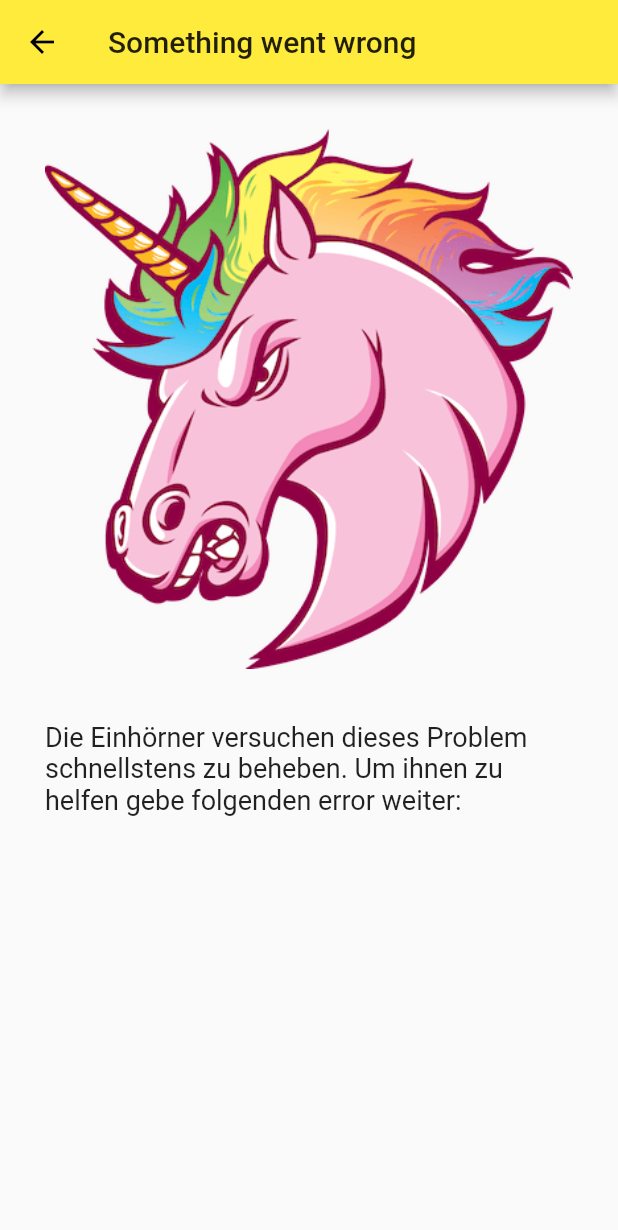
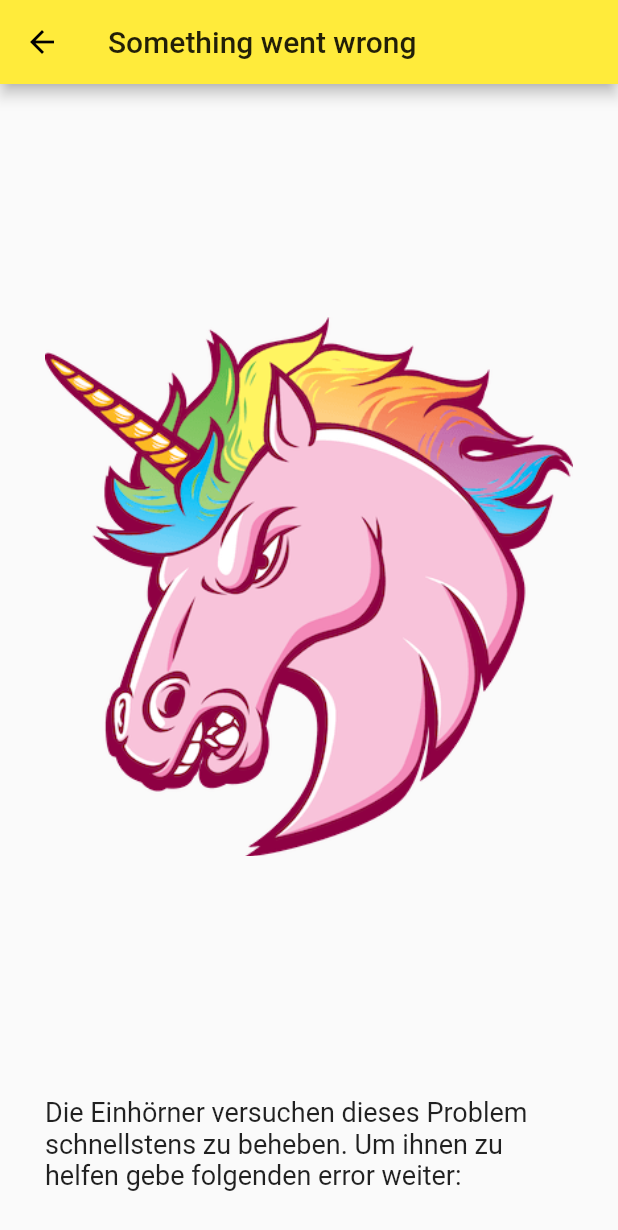
Before and after one commit to Leptopoda/bierverkostung, a Flutter app: the SomethingWentWrong screen opened directly with empty values, on a phone screen of 412 x 824 dp. Shown: the top 1230 px of the screen. Run offline on Flutter 3.47's test engine with Material 2 defaults, Android fonts, the phone set to English and light mode, and no system bars; our stand-ins replace cloud_firestore, firebase_auth, firebase_core; accounts and stored records are empty; generated files the repository leaves out were written again.

Commit message:
fix clipping

```diff
--- a/lib/shared/error_page.dart
+++ b/lib/shared/error_page.dart
@@ -19,7 +19,9 @@ class SomethingWentWrong extends StatelessWidget {
         child: Center(
           child: Column(
             children: <Widget>[
-              Image.asset('assets/error.png'),
+              Expanded(
+                child: Image.asset('assets/error.png'),
+              ),
               const SizedBox(height: 35),
               Text(
                 'Die Einhörner versuchen dieses Problem schnellstens zu beheben. Um ihnen zu helfen gebe folgenden error weiter: $error',
```
